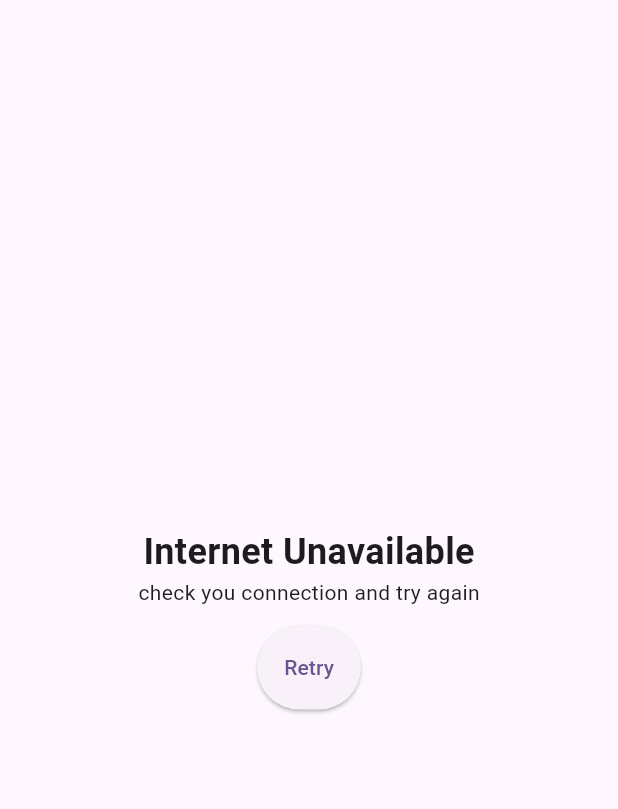
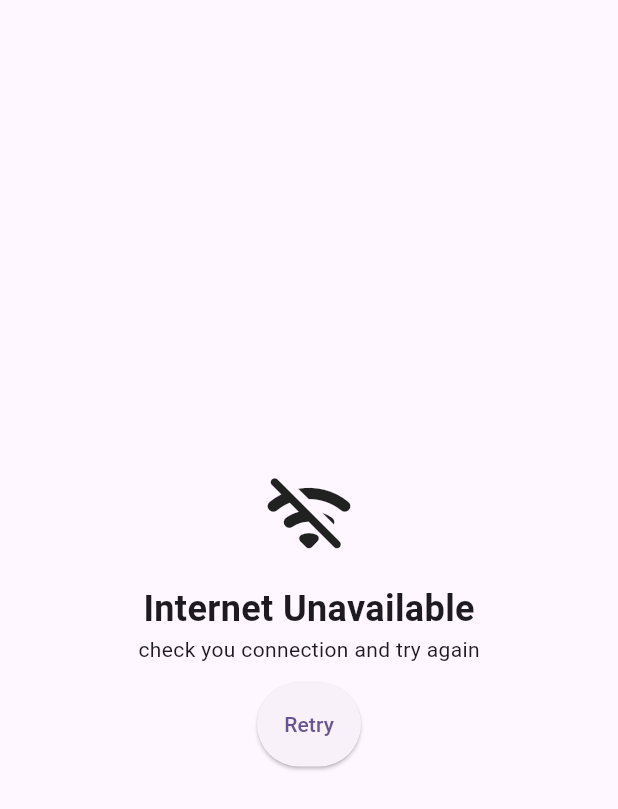
Before and after one commit to MohsinKhanAptech/CitiGuide-User, a Flutter app: the InternetUnavailableView screen opened directly, on a phone screen of 412 x 824 dp. Shown: the top 809 px of the screen. Run offline on Flutter 3.47's test engine with Material 3 defaults, Android fonts, the phone set to English and light mode, and no system bars; our stand-ins replace cloud_firestore, firebase_core, flutter_map, internet_connection_checker, latlong2, shared_preferences; missing offline and left inert: flutter_map_cancellable_tile_provider, maps_launcher; accounts and stored records are empty.

Commit message:
internet unavailable screen UI change

```diff
--- a/lib/view/internet_unavailable_view.dart
+++ b/lib/view/internet_unavailable_view.dart
@@ -35,6 +35,8 @@ class _InternetUnavailableViewState extends State<InternetUnavailableView> {
           child: Column(
             mainAxisAlignment: MainAxisAlignment.center,
             children: [
+              Icon(Icons.wifi_off_rounded, size: 64),
+              SizedBox(height: 12),
               Text(
                 'Internet Unavailable',
                 style: TextStyle(
```
